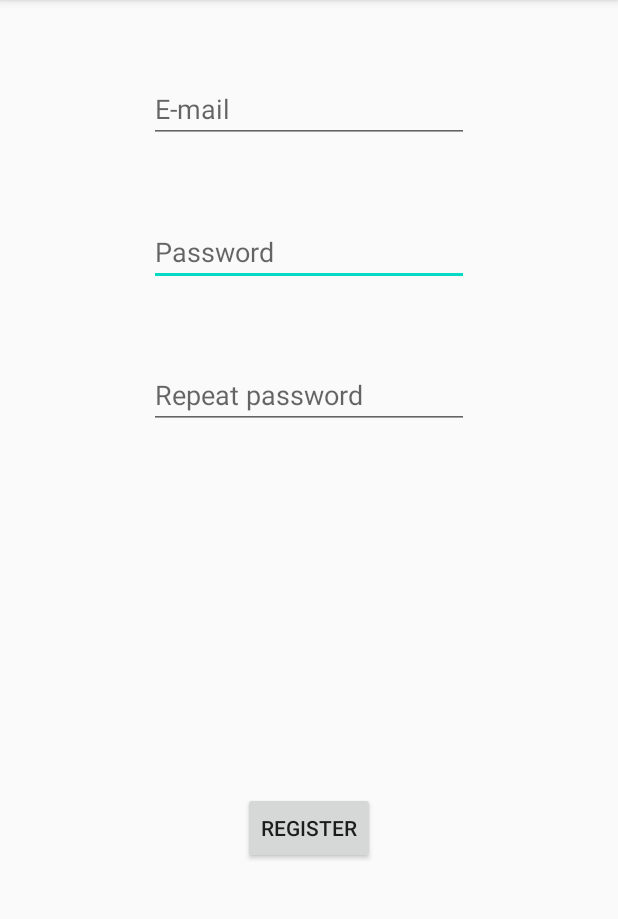
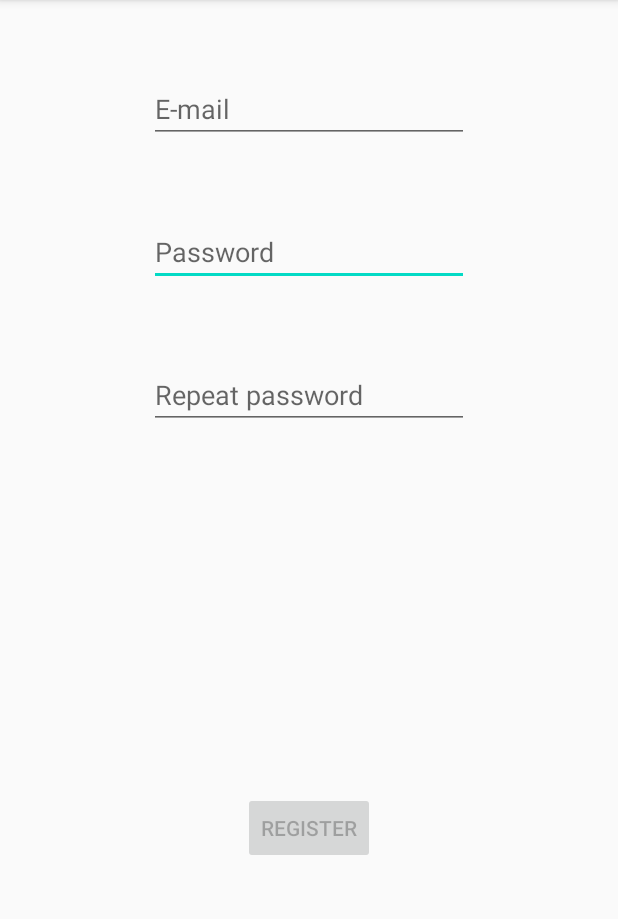
Before and after one commit to EusebiuTimofte/LicentaCivicHub, an Android app: the RegisterActivity screen opened directly, with no data from a screen before it, after a tap on "REGISTER", on a phone screen of 412 x 824 dp, the part 84-1003 px from its top. Run offline under Robolectric (Android 15) with nearby library versions, the phone set to English and light mode, and no system bars; our stand-ins replace Volley; network calls fail.

Commit message:
Done register activity

```diff
--- a/app/src/main/java/com/example/civichub/RegisterActivity.kt
+++ b/app/src/main/java/com/example/civichub/RegisterActivity.kt
@@ -1,20 +1,66 @@
 package com.example.civichub
 
+import android.content.Intent
 import androidx.appcompat.app.AppCompatActivity
 import android.os.Bundle
+import android.provider.ContactsContract
+import android.util.Log
 import android.view.MenuItem
 import android.widget.Button
+import android.widget.TextView
 import android.widget.Toast
 import androidx.core.app.NavUtils
+import com.android.volley.Request
+import com.android.volley.Response
+import com.android.volley.toolbox.JsonObjectRequest
+import com.android.volley.toolbox.StringRequest
+import com.android.volley.toolbox.Volley
+import com.example.civichub.ui.login.LoginActivity
+import org.json.JSONException
+import org.json.JSONObject
+import java.nio.charset.Charset
 
 class RegisterActivity : AppCompatActivity() {
+
+
     override fun onCreate(savedInstanceState: Bundle?) {
         super.onCreate(savedInstanceState)
         setContentView(R.layout.activity_register)
 
         val registerButton = findViewById<Button>(R.id.registerButton)
+        val emailInput = findViewById<TextView>(R.id.editTextTextEmailAddress)
+        val passwordInput1 = findViewById<TextView>(R.id.editTextTextPassword)
+        val passwordInput2 = findViewById<TextView>(R.id.editTextTextPassword2)
+
         registerButton.setOnClickListener {
-            Toast.makeText(this,"asd", Toast.LENGTH_LONG).show()
+            it.isEnabled = false
+            // Instantiate the RequestQueue.
+            val queue = Volley.newRequestQueue(this)
+            val url = "http://10.0.2.2:5000/api/auth/register"
+            var jsonBody = JSONObject()
+            jsonBody.put("mail", emailInput.text)
+            jsonBody.put("password", passwordInput1.text)
+            val jsonText = jsonBody.toString()
+
+            // Request a json response from the provided URL.
+            val jsonObjectRequest = JsonObjectRequest(
+                Request.Method.POST, url, jsonBody,
+                Response.Listener{ response ->
+                    Toast.makeText(this, "registered", Toast.LENGTH_SHORT).show()
+                    Log.d("register", response.toString())
+                    val intent = Intent(this, LoginActivity::class.java)
+                    intent.flags = Intent.FLAG_ACTIVITY_NEW_TASK or Intent.FLAG_ACTIVITY_CLEAR_TASK
+                    startActivity(intent)
+                },
+                 Response.ErrorListener{ error ->
+                     Log.d("error register", error.toString())
+                     Toast.makeText(this, "Error", Toast.LENGTH_SHORT).show()
+
+                }
+            )
+
+            // Add the request to the RequestQueue.
+            queue.add(jsonObjectRequest)
         }
     }
 }
```
